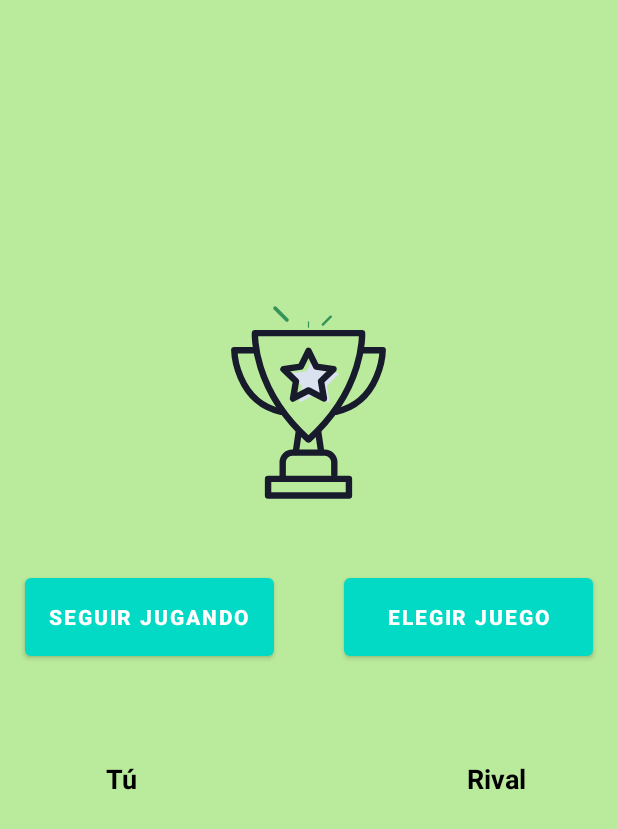
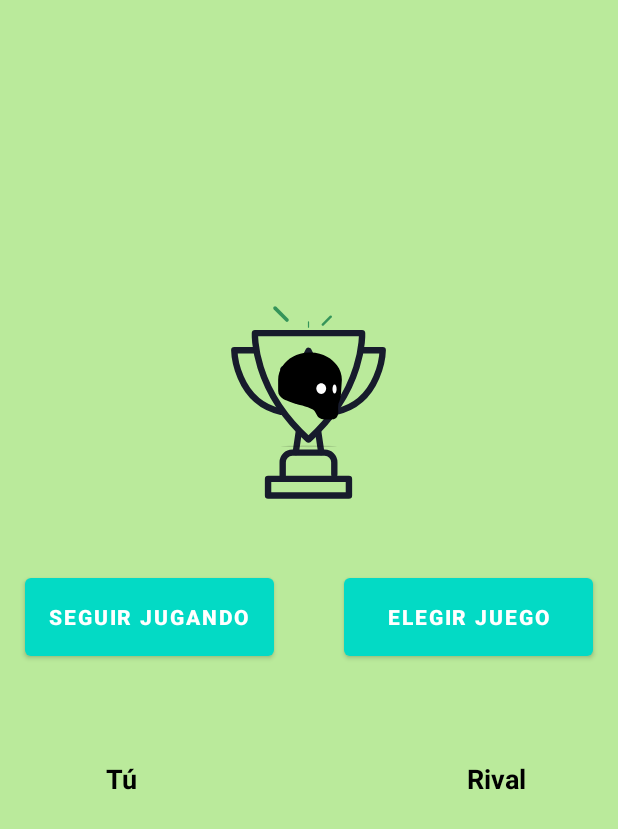
Before and after one commit to theanimaljavi/TodosEnUno, an Android app: the layout brisca_fragment_resultado.xml on its own in the app's theme, with its tools: preview values and no code run, on a phone screen of 412 x 824 dp. Shown: the top 829 px of the screen. Run offline under Robolectric (Android 15) with nearby library versions, the phone set to English and light mode, and no system bars.

```diff
--- a/app/src/main/res/layout/brisca_fragment_resultado.xml
+++ b/app/src/main/res/layout/brisca_fragment_resultado.xml
@@ -36,6 +36,22 @@
         app:lottie_autoPlay="true"
         app:lottie_loop="true"
         app:lottie_rawRes="@raw/trophy_brisca">
+
+    </com.airbnb.lottie.LottieAnimationView>
+
+    <com.airbnb.lottie.LottieAnimationView
+        android:id="@+id/lottieskull"
+        android:layout_width="306dp"
+        android:layout_height="174dp"
+        app:layout_constraintBottom_toBottomOf="parent"
+        app:layout_constraintEnd_toEndOf="parent"
+        app:layout_constraintHorizontal_bias="0.495"
+        app:layout_constraintStart_toStartOf="parent"
+        app:layout_constraintTop_toTopOf="parent"
+        app:layout_constraintVertical_bias="0.263"
+        app:lottie_autoPlay="true"
+        app:lottie_loop="true"
+        app:lottie_rawRes="@raw/brisca_skull">
 
     </com.airbnb.lottie.LottieAnimationView>
 
```
Also changed, not shown: app/src/main/java/com/javigu/todosenuno/Brisca/briscaResultado.java (+5 -3 lines), app/src/main/java/com/javigu/todosenuno/Brisca/brisca_jugar.java (+50 -60 lines), app/src/main/java/com/javigu/todosenuno/ElegirJuego.java (+5 -3 lines), app/src/main/res/layout/elegir_juego.xml (+6 -3 lines), app/src/main/res/raw/brisca.json (added, +1 -0 lines), app/src/main/res/raw/brisca_skull.json (added, +1 -0 lines), app/src/main/res/drawable-v24/brisca.jpg.
